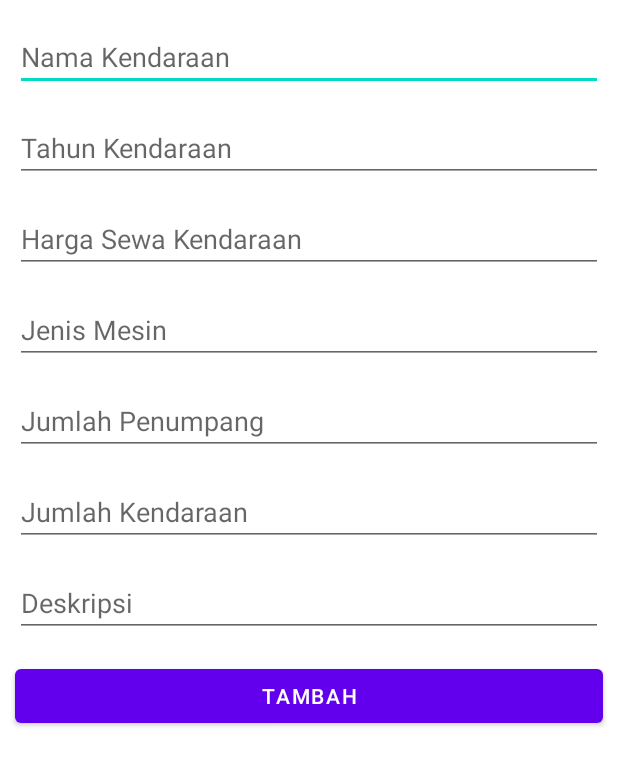
After one commit to alivveee/RentalKendaraanCABS, an Android app: the TambahKendaraan screen opened directly, with no data from a screen before it, on a phone screen of 412 x 824 dp. The commit adds this screen. Shown: the top 766 px of the screen. Run offline under Robolectric (Android 15) with nearby library versions, the phone set to English and light mode, and no system bars; our stand-ins replace Firebase (no records; nobody signed in at launch, a user with empty details on screens opened directly).

Commit message:
konfigurasi, create, read RV fitur Temukan Kendaraan

```diff
--- a/app/build.gradle
+++ b/app/build.gradle
@@ -1,5 +1,6 @@
 plugins {
     id 'com.android.application'
+    id 'com.google.gms.google-services'
 }
 
 android {
@@ -33,7 +34,11 @@ dependencies {
     implementation 'androidx.appcompat:appcompat:1.6.1'
     implementation 'com.google.android.material:material:1.9.0'
     implementation 'androidx.constraintlayout:constraintlayout:2.1.4'
+    implementation 'com.google.firebase:firebase-database:20.0.4'
+    implementation 'com.google.firebase:firebase-database-ktx:20.2.2'
     testImplementation 'junit:junit:4.13.2'
     androidTestImplementation 'androidx.test.ext:junit:1.1.5'
     androidTestImplementation 'androidx.test.espresso:espresso-core:3.5.1'
+    implementation 'androidx.recyclerview:recyclerview:1.2.1'
+    implementation 'androidx.cardview:cardview:1.0.0'
 }
--- a/app/src/main/AndroidManifest.xml
+++ b/app/src/main/AndroidManifest.xml
@@ -13,6 +13,12 @@
         tools:targetApi="31">
         <activity
             android:name=".MainActivity"
+            android:exported="false" />
+        <activity
+            android:name=".CariKendaraan.TambahKendaraan"
+            android:exported="false" />
+        <activity
+            android:name=".CariKendaraan.TemukanKendaraan"
             android:exported="true">
             <intent-filter>
                 <action android:name="android.intent.action.MAIN" />
--- /dev/null
+++ b/app/src/main/java/com/example/cabs/CariKendaraan/TambahKendaraan.java
@@ -0,0 +1,71 @@
+package com.example.cabs.CariKendaraan;
+
+import androidx.annotation.NonNull;
+import androidx.appcompat.app.AppCompatActivity;
+
+import android.content.Intent;
+import android.os.Bundle;
+import android.widget.Button;
+import android.widget.EditText;
+import android.widget.Toast;
+
+import com.example.cabs.R;
+import com.google.android.gms.tasks.OnFailureListener;
+import com.google.android.gms.tasks.OnSuccessListener;
+import com.google.firebase.database.DatabaseReference;
+import com.google.firebase.database.FirebaseDatabase;
+
+public class TambahKendaraan extends AppCompatActivity {
+    EditText etNamaKendaraan, etTahunKendaraan, etTarifKendaraan, etJenisMesin
+            , etJumlahPenumpang, etJumlahKendaraan, etDeskripsi;
+    Button btTambah;
+    DatabaseReference database;
+
+    @Override
+    protected void onCreate(Bundle savedInstanceState) {
+        super.onCreate(savedInstanceState);
+        setContentView(R.layout.activity_tambah_kendaraan);
+        etNamaKendaraan = findViewById(R.id.et_namaKendaraan);
+        etTahunKendaraan = findViewById(R.id.et_tahunKendaraan);
+        etTarifKendaraan  = findViewById(R.id.et_hargaSewa);
+        etJenisMesin = findViewById(R.id.et_jenisMesin);
+        etJumlahPenumpang = findViewById(R.id.et_jumlahPenumpang);
+        etJumlahKendaraan = findViewById(R.id.et_jumlahPenumpang);
+        etDeskripsi = findViewById(R.id.et_deskripsiKendaraan);
+        btTambah = findViewById(R.id.bt_addKendaraan);
+
+        database = FirebaseDatabase.getInstance().getReference();
+
+        btTambah.setOnClickListener(view -> {
+            String namaKendaraan =  etNamaKendaraan.getText().toString();
+            String tahunKendaraan = etTahunKendaraan.getText().toString();
+            String tarifKendaraan = etTarifKendaraan.getText().toString();
+            String jenisMesin = etJenisMesin.getText().toString();
+            String jumlahPenumpang = etJumlahPenumpang.getText().toString();
+            String jumlahKendaraan = etJumlahKendaraan.getText().toString();
+            String deskripsi = etDeskripsi.getText().toString();
+
+            ModelKendaraan model = new ModelKendaraan(namaKendaraan, tahunKendaraan, tarifKendaraan,
+                    jenisMesin, jumlahPenumpang, jumlahKendaraan, deskripsi);
+             if (namaKendaraan.isEmpty()){
+                 etNamaKendaraan.setError("Masukkan nama kendaraan");
+             } else if (tarifKendaraan.isEmpty()) {
+                 etTarifKendaraan.setError("Masukkan tarif kendaraan");
+             }else {
+                 database.child("Kendaraan").push().setValue(model).addOnSuccessListener(new OnSuccessListener<Void>() {
+                     @Override
+                     public void onSuccess(Void unused) {
+                         Toast.makeText(TambahKendaraan.this, "data berhasil disimpan", Toast.LENGTH_SHORT).show();
+                         startActivity(new Intent(TambahKendaraan.this, TemukanKendaraan.class));
+                         finish();
+                     }
+                 }).addOnFailureListener(new OnFailureListener() {
+                     @Override
+                     public void onFailure(@NonNull Exception e) {
+                         Toast.makeText(TambahKendaraan.this, "gagal menambah data, silahkan coba kembali", Toast.LENGTH_SHORT).show();
+                     }
+                 });
+             }
+        });
+    }
+}
--- a/app/src/main/java/com/example/cabs/MainActivity.java
+++ b/app/src/main/java/com/example/cabs/MainActivity.java
@@ -9,6 +9,6 @@ public class MainActivity extends AppCompatActivity {
     @Override
     protected void onCreate(Bundle savedInstanceState) {
         super.onCreate(savedInstanceState);
-        setContentView(R.layout.activity_main);
+        setContentView(R.layout.homescreen);
     }
 }
--- /dev/null
+++ b/app/src/main/res/drawable/bt_add.xml
@@ -0,0 +1,5 @@
+<vector android:height="24dp" android:tint="#FFFFFF"
+    android:viewportHeight="24" android:viewportWidth="24"
+    android:width="24dp" xmlns:android="http://schemas.android.com/apk/res/android">
+    <path android:fillColor="@android:color/white" android:pathData="M19,13h-6v6h-2v-6H5v-2h6V5h2v6h6v2z"/>
+</vector>
--- /dev/null
+++ b/app/src/main/res/layout/activity_tambah_kendaraan.xml
@@ -0,0 +1,85 @@
+<?xml version="1.0" encoding="utf-8"?>
+<LinearLayout xmlns:android="http://schemas.android.com/apk/res/android"
+    xmlns:app="http://schemas.android.com/apk/res-auto"
+    xmlns:tools="http://schemas.android.com/tools"
+    android:layout_width="match_parent"
+    android:layout_height="match_parent"
+    android:orientation="vertical"
+    tools:context=".CariKendaraan.TambahKendaraan">
+
+    <EditText
+        android:id="@+id/et_namaKendaraan"
+        android:layout_width="match_parent"
+        android:layout_height="wrap_content"
+        android:layout_marginTop="15dp"
+        android:layout_marginLeft="10dp"
+        android:layout_marginRight="10dp"
+        android:hint="Nama Kendaraan"
+        />
+    <EditText
+        android:id="@+id/et_tahunKendaraan"
+        android:layout_width="match_parent"
+        android:layout_height="wrap_content"
+        android:layout_marginTop="15dp"
+        android:layout_marginLeft="10dp"
+        android:layout_marginRight="10dp"
+        android:hint="Tahun Kendaraan"
+        />
+    <EditText
+        android:id="@+id/et_hargaSewa"
+        android:layout_width="match_parent"
+        android:layout_height="wrap_content"
+        android:layout_marginTop="15dp"
+        android:layout_marginLeft="10dp"
+        android:layout_marginRight="10dp"
+        android:hint="Harga Sewa Kendaraan"
+        />
+    <EditText
+        android:id="@+id/et_jenisMesin"
+        android:layout_width="match_parent"
+        android:layout_height="wrap_content"
+        android:layout_marginTop="15dp"
+        android:layout_marginLeft="10dp"
+        android:layout_marginRight="10dp"
+        android:hint="Jenis Mesin"
+        />
+    <EditText
+        android:id="@+id/et_jumlahPenumpang"
+        android:layout_width="match_parent"
+        android:layout_height="wrap_content"
+        android:layout_marginTop="15dp"
+        android:layout_marginLeft="10dp"
+        android:layout_marginRight="10dp"
+        android:hint="Jumlah Penumpang"
+        />
+    <EditText
+        android:id="@+id/et_jumlahKendaraan"
+        android:layout_width="match_parent"
+        android:layout_height="wrap_content"
+        android:layout_marginTop="15dp"
+        android:layout_marginLeft="10dp"
+        android:layout_marginRight="10dp"
+        android:hint="Jumlah Kendaraan"
+        />
+    <EditText
+        android:id="@+id/et_deskripsiKendaraan"
+        android:layout_width="match_parent"
+        android:layout_height="wrap_content"
+        android:layout_marginTop="15dp"
+        android:layout_marginLeft="10dp"
+        android:layout_marginRight="10dp"
+        android:hint="Deskripsi"
+        android:inputType="textMultiLine"
+        android:maxLines="5"
+        />
+
+    <Button
+        android:id="@+id/bt_addKendaraan"
+        android:layout_width="match_parent"
+        android:layout_height="wrap_content"
+        android:layout_marginLeft="10dp"
+        android:layout_marginTop="15dp"
+        android:layout_marginRight="10dp"
+        android:text="Tambah" />
+
+</LinearLayout>
--- a/app/src/main/res/values-night/themes.xml
+++ b/app/src/main/res/values-night/themes.xml
@@ -1,6 +1,6 @@
 <resources xmlns:tools="http://schemas.android.com/tools">
     <!-- Base application theme. -->
-    <style name="Theme.CABS" parent="Theme.MaterialComponents.DayNight.DarkActionBar">
+    <style name="Theme.CABS" parent="Theme.MaterialComponents.DayNight.NoActionBar">
         <!-- Primary brand color. -->
         <item name="colorPrimary">@color/purple_200</item>
         <item name="colorPrimaryVariant">@color/purple_700</item>
--- a/app/src/main/res/values/colors.xml
+++ b/app/src/main/res/values/colors.xml
@@ -7,4 +7,5 @@
     <color name="teal_700">#FF018786</color>
     <color name="black">#FF000000</color>
     <color name="white">#FFFFFFFF</color>
+    <color name="yellow">#DAB600</color>
 </resources>
--- a/app/src/main/res/values/strings.xml
+++ b/app/src/main/res/values/strings.xml
@@ -1,3 +1,4 @@
 <resources>
     <string name="app_name">CABS</string>
+    <string name="Term">By signing up, you are agree to our <u><font fgcolor='#DAB600'>Terms &amp; Conditions</font></u> and <u><font fgcolor='#DAB600'>Policies</font></u></string>
 </resources>
--- a/app/src/main/res/values/themes.xml
+++ b/app/src/main/res/values/themes.xml
@@ -1,6 +1,6 @@
 <resources xmlns:tools="http://schemas.android.com/tools">
     <!-- Base application theme. -->
-    <style name="Theme.CABS" parent="Theme.MaterialComponents.DayNight.DarkActionBar">
+    <style name="Theme.CABS" parent="Theme.MaterialComponents.DayNight.NoActionBar">
         <!-- Primary brand color. -->
         <item name="colorPrimary">@color/purple_500</item>
         <item name="colorPrimaryVariant">@color/purple_700</item>
```
Also changed, not shown: app/src/main/java/com/example/cabs/CariKendaraan/AdapterKendaraan.java (added, +63 -0 lines), app/src/main/java/com/example/cabs/CariKendaraan/ModelKendaraan.java (added, +85 -0 lines), app/src/main/java/com/example/cabs/CariKendaraan/TemukanKendaraan.java (added, +72 -0 lines), app/src/main/res/layout/activity_temukan_kendaraan.xml (added, +29 -0 lines), app/src/main/res/layout/layout_item_kendaraam.xml (added, +54 -0 lines), build.gradle (+7 -3 lines), 1 other file.
